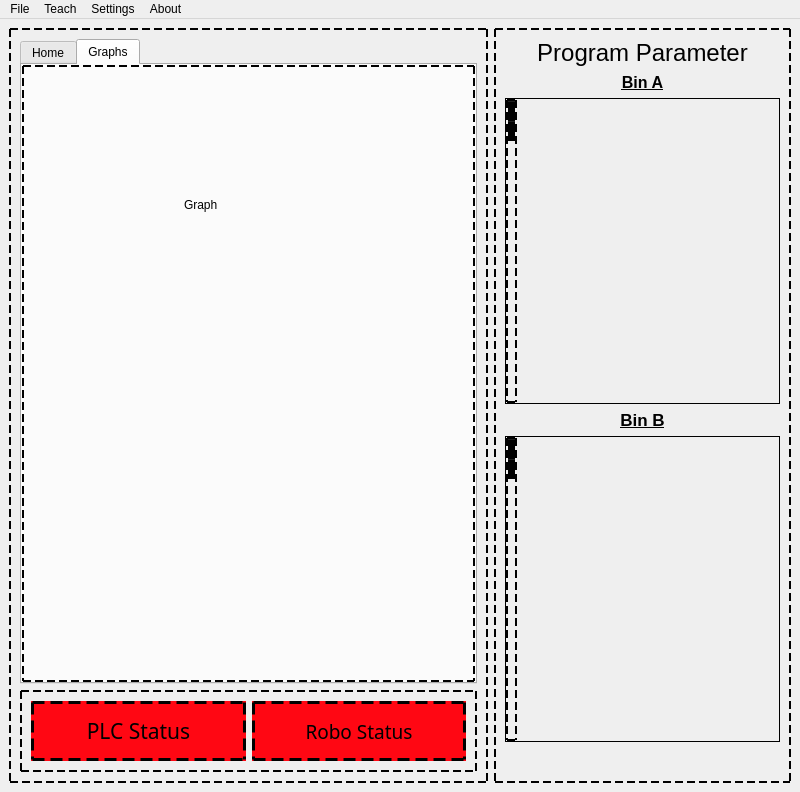
The window that UI_Files/Mainwindow.ui (listpplo/AtopRobo) describes before a commit, drawn with Qt 5.
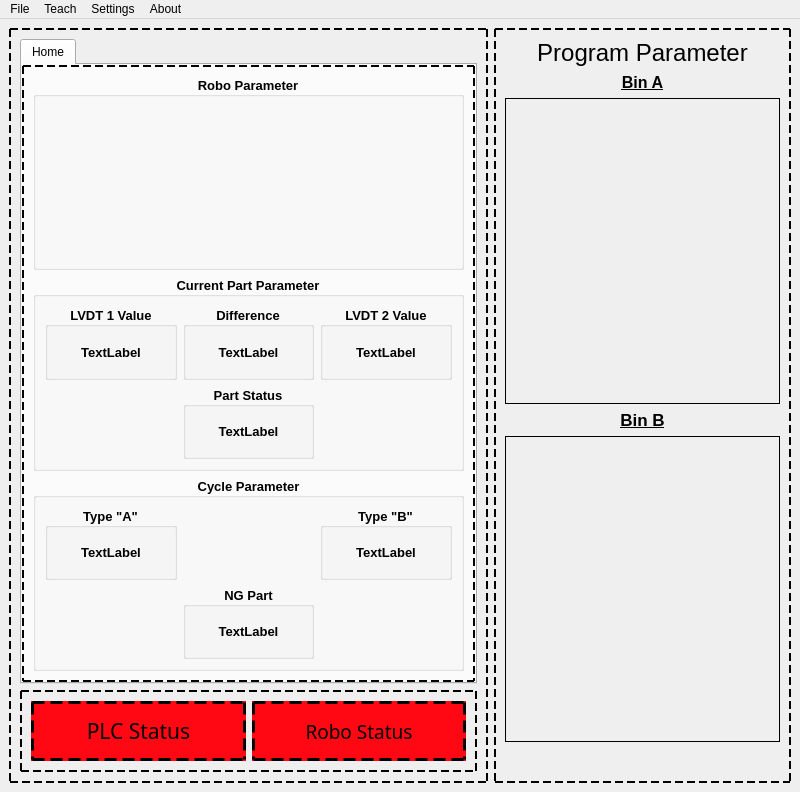
The same window after the commit. Icons and pictures are not drawn.

The edit to the form file:
```diff
--- a/UI_Files/Mainwindow.ui
+++ b/UI_Files/Mainwindow.ui
@@ -53,7 +53,7 @@
 }</string>
          </property>
          <property name="currentIndex">
-          <number>1</number>
+          <number>0</number>
          </property>
          <property name="iconSize">
           <size>
@@ -319,28 +319,6 @@
            </item>
           </layout>
          </widget>
-         <widget class="QWidget" name="tab">
-          <attribute name="icon">
-           <iconset resource="assets.qrc">
-            <normaloff>:/icons/Asstes/Icons/icons8-graphs-64.png</normaloff>:/icons/Asstes/Icons/icons8-graphs-64.png</iconset>
-          </attribute>
-          <attribute name="title">
-           <string>Graphs</string>
-          </attribute>
-          <widget class="QLabel" name="label_3">
-           <property name="geometry">
-            <rect>
-             <x>160</x>
-             <y>130</y>
-             <width>49</width>
-             <height>16</height>
-            </rect>
-           </property>
-           <property name="text">
-            <string>Graph</string>
-           </property>
-          </widget>
-         </widget>
         </widget>
        </item>
        <item>
@@ -525,7 +503,7 @@
           <enum>Qt::PenStyle::DashDotDotLine</enum>
          </property>
          <property name="rowCount">
-          <number>2</number>
+          <number>0</number>
          </property>
          <attribute name="horizontalHeaderVisible">
           <bool>true</bool>
@@ -548,8 +526,6 @@
          <attribute name="verticalHeaderStretchLastSection">
           <bool>false</bool>
          </attribute>
-         <row/>
-         <row/>
         </widget>
        </item>
        <item>
@@ -597,7 +573,7 @@
           <enum>Qt::PenStyle::DashDotDotLine</enum>
          </property>
          <property name="rowCount">
-          <number>2</number>
+          <number>0</number>
          </property>
          <attribute name="horizontalHeaderMinimumSectionSize">
           <number>10</number>
@@ -611,8 +587,6 @@
          <attribute name="verticalHeaderDefaultSectionSize">
           <number>20</number>
          </attribute>
-         <row/>
-         <row/>
         </widget>
        </item>
        <item>
```
